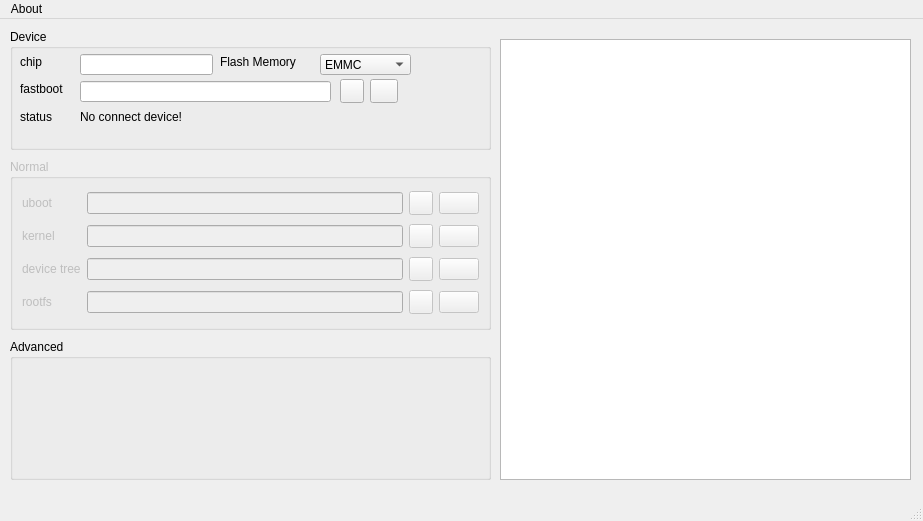
The window that src/main.ui (nixgnauhcuy/nxp-uuu-qt-tool) describes before a commit, drawn with Qt 5.
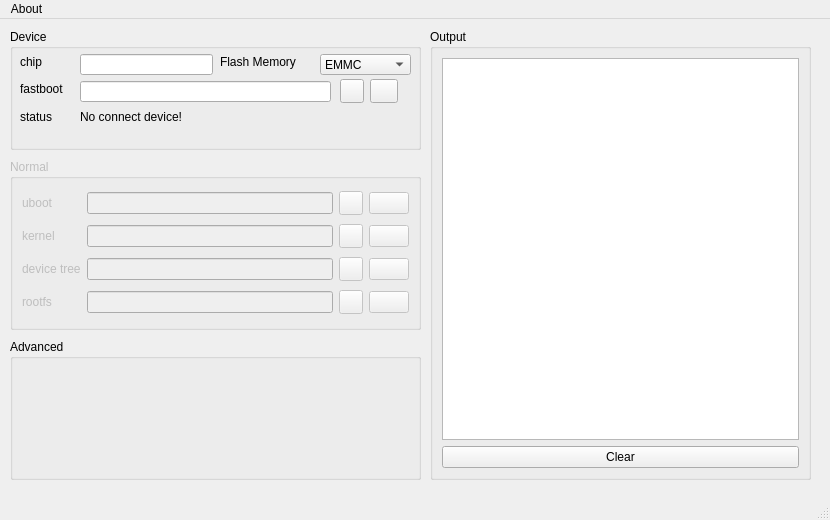
The same window after the commit. Icons and pictures are not drawn.

The edit to the form file:
```diff
--- a/src/main.ui
+++ b/src/main.ui
@@ -6,13 +6,19 @@
    <rect>
     <x>0</x>
     <y>0</y>
-    <width>923</width>
-    <height>521</height>
+    <width>830</width>
+    <height>520</height>
    </rect>
   </property>
   <property name="minimumSize">
    <size>
-    <width>500</width>
+    <width>830</width>
+    <height>520</height>
+   </size>
+  </property>
+  <property name="maximumSize">
+   <size>
+    <width>830</width>
     <height>520</height>
    </size>
   </property>
@@ -29,7 +35,7 @@
      <rect>
       <x>10</x>
       <y>10</y>
-      <width>481</width>
+      <width>411</width>
       <height>121</height>
      </rect>
     </property>
@@ -212,7 +218,7 @@
      <rect>
       <x>10</x>
       <y>140</y>
-      <width>481</width>
+      <width>411</width>
       <height>171</height>
      </rect>
     </property>
@@ -419,7 +425,7 @@
      <rect>
       <x>10</x>
       <y>320</y>
-      <width>481</width>
+      <width>411</width>
       <height>141</height>
      </rect>
     </property>
@@ -428,18 +434,34 @@
     </property>
     <layout class="QGridLayout" name="gridLayout_3"/>
    </widget>
-   <widget class="QPlainTextEdit" name="logPlainTextEdit">
+   <widget class="QGroupBox" name="logGroupBox">
     <property name="geometry">
      <rect>
-      <x>500</x>
-      <y>20</y>
-      <width>411</width>
-      <height>441</height>
+      <x>430</x>
+      <y>10</y>
+      <width>381</width>
+      <height>451</height>
      </rect>
     </property>
-    <property name="readOnly">
-     <bool>true</bool>
+    <property name="title">
+     <string>Output</string>
     </property>
+    <layout class="QGridLayout" name="gridLayout">
+     <item row="0" column="0">
+      <widget class="QPlainTextEdit" name="logPlainTextEdit">
+       <property name="readOnly">
+        <bool>true</bool>
+       </property>
+      </widget>
+     </item>
+     <item row="1" column="0">
+      <widget class="QPushButton" name="clearLogPushButton">
+       <property name="text">
+        <string>Clear</string>
+       </property>
+      </widget>
+     </item>
+    </layout>
    </widget>
   </widget>
   <widget class="QMenuBar" name="menuBar">
@@ -447,7 +469,7 @@
     <rect>
      <x>0</x>
      <y>0</y>
-     <width>923</width>
+     <width>830</width>
      <height>21</height>
     </rect>
    </property>
```
